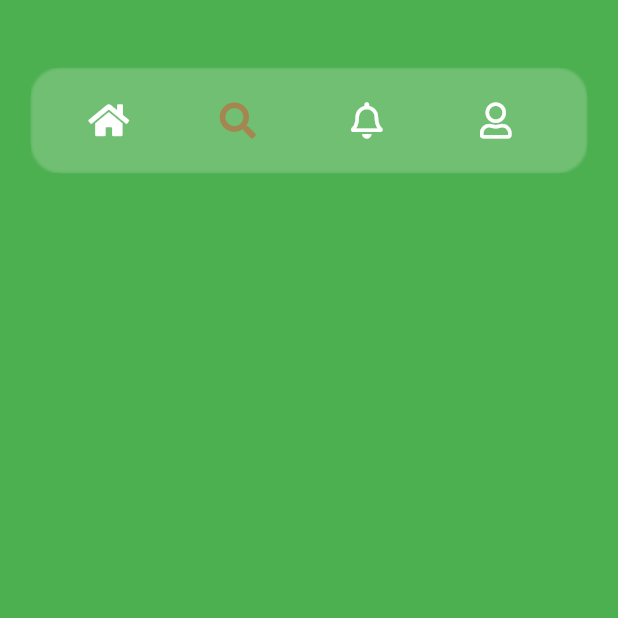
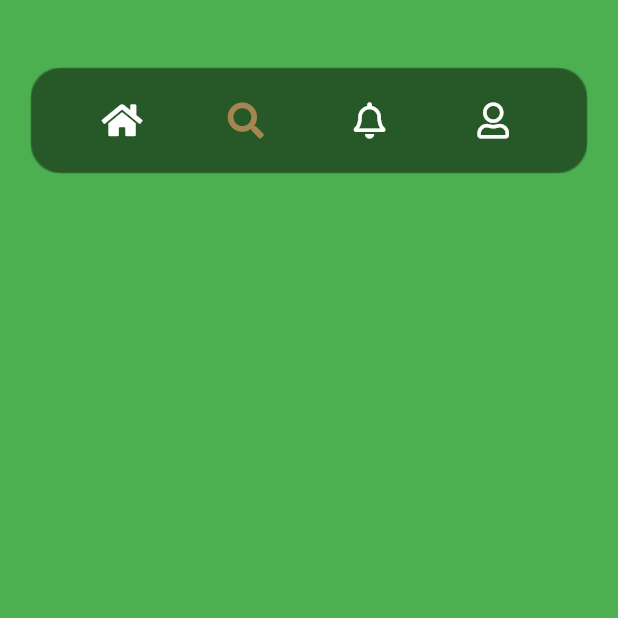
Before and after one commit to anjuchamantha/doggo-app, a Flutter app: the screen it shows after launch, after a tap on an icon or button, on a phone screen of 412 x 824 dp, the top half of it. Run offline on Flutter 3.47's test engine with Material 2 defaults, Android fonts, the phone set to English and light mode, and no system bars; our stand-ins replace chewie, custom_navigation_bar, flutter_icons, flutter_tindercard, font_awesome_flutter, video_player; statements that could not run were skipped.

Commit message:
fixed padding in tab bar

```diff
--- a/lib/src/Modules/tabBar/FloatingTabBar.dart
+++ b/lib/src/Modules/tabBar/FloatingTabBar.dart
@@ -51,31 +51,40 @@ class _FloatingTabBarState extends State<FloatingTabBar> {
   }
 
   Widget _buildFloatingBar() {
+    final screenWidth = MediaQuery.of(context).size.width;
+    final screenHeight = MediaQuery.of(context).size.height;
+    final tabBarwidth = screenWidth * 0.92;
+    final tabBarHieght = screenHeight * 0.095;
     return Container(
-      width: MediaQuery.of(context).size.width * 0.92,
-      height: MediaQuery.of(context).size.height * 0.095,
+      width: tabBarwidth,
+      height: tabBarHieght,
       child: Card(
         elevation: 0,
         shape: RoundedRectangleBorder(
           borderRadius: BorderRadius.circular(20.0),
         ),
-        color: Color.fromRGBO(255, 255, 255, 0.2),
+        color: Color.fromRGBO(0, 0, 0, 0.5),
         child: ClipRect(
           child: BackdropFilter(
-            filter: ImageFilter.blur(sigmaX: 0.9, sigmaY: 0.9),
+            filter: ImageFilter.blur(sigmaX: 0.5, sigmaY: 0.5),
             child: InkWell(
               child: Container(
                 child: Padding(
                   padding: EdgeInsets.fromLTRB(5, 2, 5, 2),
                   child: Row(
+                    crossAxisAlignment: CrossAxisAlignment.center,
+                    mainAxisAlignment: MainAxisAlignment.center,
                     children: <Widget>[
                       ButtonBar(
                         children: <Widget>[
                           Padding(
-                            padding: EdgeInsets.fromLTRB(15, 0, 15, 0),
+                            padding: EdgeInsets.fromLTRB(
+                                tabBarwidth * 0.03, 0, tabBarwidth * 0.035, 0),
                             child: IconButton(
                               icon: FaIcon(FontAwesomeIcons.home),
-                              color: _selectedTab==0?_selectedColor:Colors.white,
+                              color: _selectedTab == 0
+                                  ? _selectedColor
+                                  : Colors.white,
                               onPressed: () {
                                 setState(() {
                                   _selectedTab = 0;
@@ -87,10 +96,13 @@ class _FloatingTabBarState extends State<FloatingTabBar> {
                             ),
                           ),
                           Padding(
-                            padding: EdgeInsets.fromLTRB(15, 0, 15, 0),
+                            padding: EdgeInsets.fromLTRB(
+                                tabBarwidth * 0.035, 0, tabBarwidth * 0.035, 0),
                             child: IconButton(
                               icon: FaIcon(FontAwesomeIcons.search),
-                              color: _selectedTab==1?_selectedColor:Colors.white,
+                              color: _selectedTab == 1
+                                  ? _selectedColor
+                                  : Colors.white,
                               onPressed: () {
                                 setState(() {
                                   _selectedTab = 1;
@@ -102,10 +114,13 @@ class _FloatingTabBarState extends State<FloatingTabBar> {
                             ),
                           ),
                           Padding(
-                            padding: EdgeInsets.fromLTRB(15, 0, 15, 0),
+                            padding: EdgeInsets.fromLTRB(
+                                tabBarwidth * 0.035, 0, tabBarwidth * 0.035, 0),
                             child: IconButton(
                               icon: FaIcon(FontAwesomeIcons.bell),
-                              color: _selectedTab==2?_selectedColor:Colors.white,
+                              color: _selectedTab == 2
+                                  ? _selectedColor
+                                  : Colors.white,
                               onPressed: () {
                                 setState(() {
                                   _selectedTab = 2;
@@ -117,10 +132,13 @@ class _FloatingTabBarState extends State<FloatingTabBar> {
                             ),
                           ),
                           Padding(
-                            padding: EdgeInsets.fromLTRB(15, 0, 15, 0),
+                            padding: EdgeInsets.fromLTRB(
+                                tabBarwidth * 0.035, 0, tabBarwidth * 0.035, 0),
                             child: IconButton(
                               icon: FaIcon(FontAwesomeIcons.user),
-                              color: _selectedTab==3?_selectedColor:Colors.white,
+                              color: _selectedTab == 3
+                                  ? _selectedColor
+                                  : Colors.white,
                               onPressed: () {
                                 setState(() {
                                   _selectedTab = 3;
@@ -140,8 +158,6 @@ class _FloatingTabBarState extends State<FloatingTabBar> {
             ),
           ),
         ),
-
-
       ),
     );
   }
--- a/lib/src/pages/home.dart
+++ b/lib/src/pages/home.dart
@@ -89,6 +89,7 @@ class _HomePageState extends State<HomePage> {
             Center(
               child: Container(
                 height: windowHeight * 0.87,
+                width: windowWidth,
                 child: TinderSwapCard(
                   swipeUp: false,
                   swipeDown: false,
@@ -96,9 +97,9 @@ class _HomePageState extends State<HomePage> {
                   totalNum: welcomeImages.length,
                   stackNum: 3,
                   swipeEdge: 4.0,
-                  maxWidth: windowWidth,
+                  maxWidth: windowWidth*0.97,
                   maxHeight: windowHeight * 0.93,
-                  minWidth: windowWidth * 0.93,
+                  minWidth: windowWidth * 0.9,
                   minHeight: windowHeight * 0.89,
                   cardBuilder: (context, index) => _card(index),
                   cardController: controller = CardController(),
```
